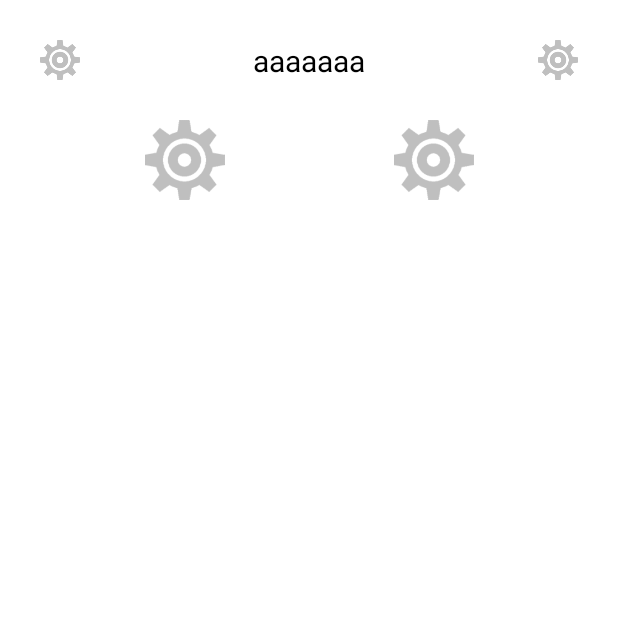
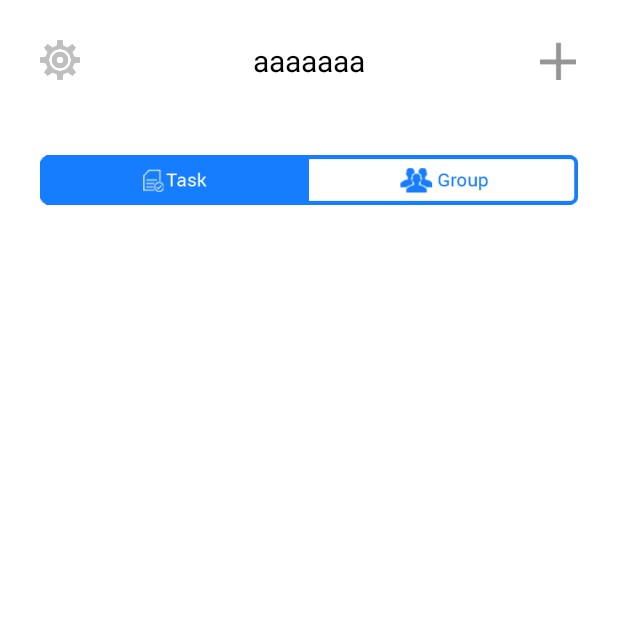
Before and after one commit to phapli/pega_hackademics_2015, an Android app: the ActivityMain screen opened directly, with no data from a screen before it, on a phone screen of 412 x 824 dp, the top half of it. Run offline under Robolectric (Android 15) with nearby library versions, the light colour scheme and no system bars.

Commit message:
+ add sub layout for main activity

```diff
--- a/android/SchoolTaskList/app/src/main/java/schooltasklist/pega/com/activity/ActivityMain.java
+++ b/android/SchoolTaskList/app/src/main/java/schooltasklist/pega/com/activity/ActivityMain.java
@@ -32,11 +32,14 @@ public class ActivityMain extends FragmentActivity {
         if(isTask)
         {
 
+            iv_task.setImageResource(R.drawable.leftdeactive);
+            iv_group.setImageResource(R.drawable.rightdeactive);
 
         }
         else
         {
-
+            iv_task.setImageResource(R.drawable.leftactive);
+            iv_group.setImageResource(R.drawable.rightactive);
         }
         if (savedInstanceState == null) {
             FragmentTransaction transaction = getSupportFragmentManager().beginTransaction();
@@ -65,6 +68,8 @@ public class ActivityMain extends FragmentActivity {
                 {}
                 else
                 {
+                    iv_task.setImageResource(R.drawable.leftdeactive);
+                    iv_group.setImageResource(R.drawable.rightdeactive);
                     FragmentTransaction transaction = getSupportFragmentManager().beginTransaction();
                     FragmentTask fragment = new FragmentTask();
                     transaction.replace(R.id.fragment_main_content, fragment);
@@ -81,6 +86,8 @@ public class ActivityMain extends FragmentActivity {
                 {}
                 else
                 {
+                    iv_task.setImageResource(R.drawable.leftactive);
+                    iv_group.setImageResource(R.drawable.rightactive);
                     FragmentTransaction transaction = getSupportFragmentManager().beginTransaction();
                     FragmentGroup fragment = new FragmentGroup();
                     transaction.replace(R.id.fragment_main_content, fragment);
--- a/android/SchoolTaskList/app/src/main/res/layout/activity_main.xml
+++ b/android/SchoolTaskList/app/src/main/res/layout/activity_main.xml
@@ -19,25 +19,19 @@
         android:textColor="@color/black"
         android:layout_alignTop="@+id/iv_activitymain_setting"
         android:layout_centerHorizontal="true" />
-    <TextView
-        android:id="@+id/tv_activitymain_setting"
-        android:layout_margin="40px"
-        android:layout_width="40px"
-        android:layout_height="40px"
-        android:src="@drawable/settingdeactive"/>
     <ImageView
         android:id="@+id/iv_activitymain_add"
         android:layout_margin="40px"
         android:layout_width="40px"
         android:layout_height="40px"
         android:layout_alignParentRight="true"
-        android:src="@drawable/settingdeactive"/>
+        android:src="@drawable/addbuton"/>
     <LinearLayout
         android:id="@+id/layout_buton"
         android:layout_width="fill_parent"
-        android:layout_height="80px"
-        android:layout_marginLeft="40sp"
-        android:layout_marginRight="40sp"
+        android:layout_height="120px"
+        android:layout_marginLeft="40px"
+        android:layout_marginRight="40px"
         android:layout_below="@id/iv_activitymain_setting"
         >
         <ImageView
@@ -45,14 +39,14 @@
             android:layout_width="match_parent"
             android:layout_height="match_parent"
             android:layout_weight="1"
-            android:src="@drawable/settingdeactive"
+            android:src="@drawable/leftactive"
             android:layout_gravity="right"/>
         <ImageView
             android:id="@+id/iv_activitymain_group"
             android:layout_width="match_parent"
             android:layout_height="match_parent"
             android:layout_weight="1"
-            android:src="@drawable/settingdeactive"
+            android:src="@drawable/rightactive"
             android:layout_gravity="left"/>
 
         </LinearLayout>
--- a/android/SchoolTaskList/app/src/main/res/layout/fragment_task.xml
+++ b/android/SchoolTaskList/app/src/main/res/layout/fragment_task.xml
@@ -6,6 +6,11 @@
     android:gravity="center"
     android:orientation="vertical">
 
-    W
+    <ListView
+        android:id="@+id/lv_fragmenttast"
+        android:layout_width="match_parent"
+        android:layout_height="wrap_content"
+        android:layout_marginLeft="50px"
+        android:layout_marginRight="50px"></ListView>
 
  </LinearLayout>
```
Also changed, not shown: android/SchoolTaskList/app/src/main/res/drawable/oval_grid.xml (added, +9 -0 lines), android/SchoolTaskList/app/src/main/res/layout/fragment_group.xml (+5 -6 lines), android/SchoolTaskList/app/src/main/res/layout/item_group.xml (added, +41 -0 lines), android/SchoolTaskList/app/src/main/res/layout/item_task.xml (added, +65 -0 lines), android/SchoolTaskList/app/src/main/res/drawable/addbuton.png (added), android/SchoolTaskList/app/src/main/res/drawable/deadline.png (added), android/SchoolTaskList/app/src/main/res/drawable/leftactive.png (added), android/SchoolTaskList/app/src/main/res/drawable/leftdeactive.png (added), android/SchoolTaskList/app/src/main/res/drawable/rightactive.png (added), android/SchoolTaskList/app/src/main/res/drawable/rightdeactive.png (added), android/SchoolTaskList/app/src/main/res/drawable/tickactive.png (added), android/SchoolTaskList/app/src/main/res/drawable/tickdeactive.png (added), 1 other file.
